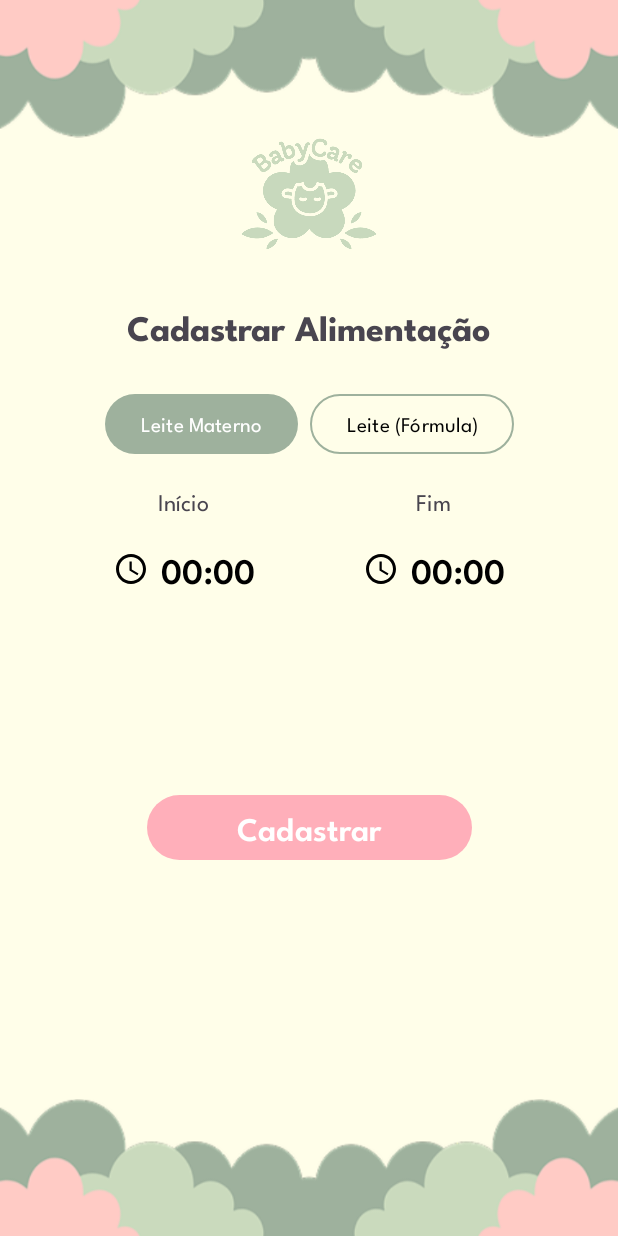
After one commit to igorr0cha/babycare, an Android app: the FoodRegisterActivity screen opened directly, with no data from a screen before it, on a phone screen of 412 x 824 dp. The commit adds this screen. Run offline under Robolectric (Android 15) with nearby library versions, the phone set to English and light mode, and no system bars.

Commit message:
atualizando página de cadastro alimentação

```diff
--- a/app/src/main/AndroidManifest.xml
+++ b/app/src/main/AndroidManifest.xml
@@ -12,6 +12,11 @@
         android:supportsRtl="true"
         android:theme="@style/Theme.BabyCare"
         tools:targetApi="31">
+
+        <activity
+            android:name=".FoodRegisterActivity"
+            android:exported="false" />
+
         <activity
             android:name=".Login"
             android:exported="false" />
--- /dev/null
+++ b/app/src/main/java/com/mera/babycare/FoodRegisterActivity.kt
@@ -0,0 +1,91 @@
+// app/src/main/java/com/mera/babycare/FoodRegisterActivity.kt
+package com.mera.babycare
+
+import android.graphics.Color
+import android.os.Bundle
+import android.view.View
+import android.widget.EditText
+import android.widget.ImageButton
+import android.widget.TextView
+import androidx.appcompat.app.AppCompatActivity
+import androidx.constraintlayout.widget.ConstraintLayout
+import com.google.android.material.button.MaterialButton
+
+class FoodRegisterActivity : AppCompatActivity() {
+
+    private lateinit var toggleBreastMilk: MaterialButton
+    private lateinit var toggleFormulaMilk: MaterialButton
+    private lateinit var quantitySection: ConstraintLayout
+    private lateinit var backButton: ImageButton
+
+    // Variável para guardar o estado do botão selecionado
+    private var isBreastMilkSelected = true
+
+    override fun onCreate(savedInstanceState: Bundle?) {
+        super.onCreate(savedInstanceState)
+        setContentView(R.layout.activity_food_register)
+
+        // Inicializa as Views
+        toggleBreastMilk = findViewById(R.id.toggle_breast_milk)
+        toggleFormulaMilk = findViewById(R.id.toggle_formula_milk)
+        quantitySection = findViewById(R.id.quantity_section)
+        backButton = findViewById(R.id.back_button_food)
+
+        // Configura os listeners
+        setupToggleButtonListeners()
+        setupBackButton()
+
+        // Define o estado inicial
+        updateButtonStyles()
+        updateVisibility()
+    }
+
+    private fun setupBackButton() {
+        backButton.setOnClickListener {
+            finish() // Fecha a atividade atual e volta para a anterior
+        }
+    }
+
+    private fun setupToggleButtonListeners() {
+        toggleBreastMilk.setOnClickListener {
+            isBreastMilkSelected = true
+            updateButtonStyles()
+            updateVisibility()
+        }
+
+        toggleFormulaMilk.setOnClickListener {
+            isBreastMilkSelected = false
+            updateButtonStyles()
+            updateVisibility()
+        }
+    }
+
+    private fun updateButtonStyles() {
+        if (isBreastMilkSelected) {
+            // Estilo para botão selecionado
+            toggleBreastMilk.setBackgroundColor(getColor(R.color.strong_green))
+            toggleBreastMilk.setTextColor(Color.WHITE)
+            toggleBreastMilk.strokeWidth = 0
+
+            // Estilo para botão não selecionado
+            toggleFormulaMilk.setBackgroundColor(Color.TRANSPARENT)
+            toggleFormulaMilk.setTextColor(getColor(R.color.black))
+            toggleFormulaMilk.strokeWidth = 2 // Ou o valor original do seu stroke
+        } else {
+            // Estilo para botão não selecionado
+            toggleBreastMilk.setBackgroundColor(Color.TRANSPARENT)
+            toggleBreastMilk.setTextColor(getColor(R.color.black))
+            toggleBreastMilk.strokeWidth = 2
+
+            // Estilo para botão selecionado
+            toggleFormulaMilk.setBackgroundColor(getColor(R.color.strong_green))
+            toggleFormulaMilk.setTextColor(Color.WHITE)
+            toggleFormulaMilk.strokeWidth = 0
+        }
+    }
+
+    private fun updateVisibility() {
+        // Mostra a seção de quantidade apenas se "Leite (Fórmula)" estiver selecionado
+        quantitySection.visibility = if (isBreastMilkSelected) View.GONE else View.VISIBLE
+    }
+}
--- /dev/null
+++ b/app/src/main/res/drawable/ic_arrow_back.xml
@@ -0,0 +1,11 @@
+<?xml version="1.0" encoding="utf-8"?>
+<vector xmlns:android="http://schemas.android.com/apk/res/android"
+    android:width="24dp"
+    android:height="24dp"
+    android:viewportWidth="24"
+    android:viewportHeight="24"
+    android:tint="?attr/colorControlNormal">
+    <path
+        android:fillColor="@android:color/black"
+        android:pathData="M20,11H7.83l5.59,-5.59L12,4l-8,8 8,8 1.41,-1.41L7.83,13H20v-2z"/>
+</vector>
--- a/app/src/main/res/layout/activity_food_register.xml
+++ b/app/src/main/res/layout/activity_food_register.xml
@@ -6,9 +6,21 @@
     android:layout_width="match_parent"
     android:layout_height="match_parent"
     android:background="@color/bg_color"
-    tools:context=".Login">
+    tools:context=".FoodRegisterActivity">
 
-    <!-- Imagem de fundo no topo -->
+    <ImageButton
+        android:id="@+id/back_button_food"
+        android:layout_width="48dp"
+        android:layout_height="48dp"
+        android:layout_marginStart="16dp"
+        android:layout_marginTop="16dp"
+        android:background="?attr/selectableItemBackgroundBorderless"
+        android:contentDescription="Voltar"
+        android:src="@drawable/ic_arrow_back"
+        app:layout_constraintStart_toStartOf="parent"
+        app:layout_constraintTop_toTopOf="parent"
+        app:tint="@color/black" />
+
     <ImageView
         android:id="@+id/imageview_top_bush"
         android:layout_width="0dp"
@@ -19,7 +31,6 @@
         app:layout_constraintRight_toRightOf="parent"
         app:layout_constraintTop_toTopOf="parent" />
 
-    <!-- Logo principal -->
     <ImageView
         android:id="@+id/green_logo_alimentacao"
         android:layout_width="100dp"
@@ -30,9 +41,6 @@
         app:layout_constraintStart_toStartOf="parent"
         app:layout_constraintTop_toTopOf="parent" />
 
-    <!-- Título da página -->
-
-    <!-- Grupo de seleção para o tipo de leite -->
     <TextView
         android:id="@+id/title_alimentacao"
         android:layout_width="wrap_content"
@@ -45,8 +53,8 @@
         app:layout_constraintStart_toStartOf="parent"
         app:layout_constraintTop_toBottomOf="@id/green_logo_alimentacao" />
 
-    <RadioGroup
-        android:id="@+id/radiogroup_tipo_leite"
+    <LinearLayout
+        android:id="@+id/toggle_group_food_type"
         android:layout_width="wrap_content"
         android:layout_height="wrap_content"
         android:layout_marginTop="24dp"
@@ -55,55 +63,96 @@
         app:layout_constraintStart_toStartOf="parent"
         app:layout_constraintTop_toBottomOf="@+id/title_alimentacao">
 
-        <RadioButton
-            android:id="@+id/radio_leite_materno"
+        <com.google.android.material.button.MaterialButton
+            android:id="@+id/toggle_breast_milk"
+            style="?attr/materialButtonOutlinedStyle"
             android:layout_width="wrap_content"
             android:layout_height="wrap_content"
-            android:layout_marginEnd="16dp"
+            android:layout_marginEnd="8dp"
             android:fontFamily="@font/leaguespartan_regular"
             android:text="Leite Materno"
-            android:checked="true"
-            android:textSize="16sp" />
+            android:textColor="@color/black"
+            app:strokeColor="@color/strong_green"
+            android:textSize="14sp" />
 
-        <RadioButton
-            android:id="@+id/radio_leite_formula"
+        <com.google.android.material.button.MaterialButton
+            android:id="@+id/toggle_formula_milk"
+            style="?attr/materialButtonOutlinedStyle"
             android:layout_width="wrap_content"
             android:layout_height="wrap_content"
             android:fontFamily="@font/leaguespartan_regular"
             android:text="Leite (Fórmula)"
-            android:textSize="16sp" />
-    </RadioGroup>
+            android:textColor="@color/black"
+            app:strokeColor="@color/strong_green"
+            android:textSize="14sp" />
+    </LinearLayout>
 
-    <!-- Label "Início" -->
+    <androidx.constraintlayout.widget.ConstraintLayout
+        android:id="@+id/quantity_section"
+        android:layout_width="0dp"
+        android:layout_height="wrap_content"
+        android:layout_marginTop="16dp"
+        android:visibility="gone"
+        app:layout_constraintEnd_toEndOf="parent"
+        app:layout_constraintStart_toStartOf="parent"
+        app:layout_constraintTop_toBottomOf="@id/toggle_group_food_type"
+        tools:visibility="visible">
+
+        <TextView
+            android:id="@+id/text_quantity_label"
+            android:layout_width="wrap_content"
+            android:layout_height="wrap_content"
+            android:fontFamily="@font/leaguespartan_regular"
+            android:text="Quantidade"
+            android:textSize="16sp"
+            app:layout_constraintEnd_toEndOf="parent"
+            app:layout_constraintStart_toStartOf="parent"
+            app:layout_constraintTop_toTopOf="parent" />
+
+        <EditText
+            android:id="@+id/input_quantity_ml"
+            android:layout_width="wrap_content"
+            android:layout_height="wrap_content"
+            android:ems="5"
+            android:fontFamily="@font/leaguespartan_semibold"
+            android:gravity="center"
+            android:hint="ml"
+            android:inputType="number"
+            android:textSize="24sp"
+            app:layout_constraintEnd_toEndOf="parent"
+            app:layout_constraintStart_toStartOf="parent"
+            app:layout_constraintTop_toBottomOf="@id/text_quantity_label" />
+
+    </androidx.constraintlayout.widget.ConstraintLayout>
+
+    <LinearLayout
+        android:id="@+id/time_section"
+        android:layout_width="0dp"
+        android:layout_height="wrap_content"
+        android:layout_marginTop="16dp"
+        android:gravity="center"
+        android:orientation="horizontal"
+        app:layout_constraintEnd_toEndOf="parent"
+        app:layout_constraintStart_toStartOf="parent"
+        app:layout_constraintTop_toBottomOf="@+id/quantity_section">
+
+        <LinearLayout
+            android:layout_width="wrap_content"
+            android:layout_height="wrap_content"
+            android:layout_marginEnd="16dp"
+            android:gravity="center"
+            android:orientation="vertical">
+
             <TextView
                 android:id="@+id/text_inicio_alimentacao"
                 android:layout_width="wrap_content"
                 android:layout_height="wrap_content"
-        android:layout_marginTop="24dp"
                 android:fontFamily="@font/leaguespartan_regular"
                 android:text="Início"
-        android:textSize="16sp"
-        app:layout_constraintEnd_toStartOf="@+id/text_fim_alimentacao"
-        app:layout_constraintHorizontal_bias="0.45"
-        app:layout_constraintStart_toStartOf="parent"
-        app:layout_constraintTop_toBottomOf="@+id/radiogroup_tipo_leite" />
+                android:textSize="16sp" />
 
-    <!-- Label "Fim" -->
             <TextView
-        android:id="@+id/text_fim_alimentacao"
-        android:layout_width="wrap_content"
-        android:layout_height="wrap_content"
-        android:layout_marginTop="24dp"
-        android:layout_marginEnd="110dp"
-        android:fontFamily="@font/leaguespartan_regular"
-        android:text="Fim"
-        android:textSize="16sp"
-        app:layout_constraintEnd_toEndOf="parent"
-        app:layout_constraintTop_toBottomOf="@+id/radiogroup_tipo_leite" />
-
-    <!-- Input para hora de Início -->
-    <TextView
-        android:id="@+id/time_input_inicio_alimentacao"
+                android:id="@+id/time_input_start_food"
                 android:layout_width="wrap_content"
                 android:layout_height="wrap_content"
                 android:layout_marginTop="8dp"
@@ -118,14 +167,27 @@
                 android:textColor="@android:color/black"
                 android:textSize="24sp"
                 app:drawableStartCompat="@drawable/ic_time"
-        app:drawableTint="@android:color/black"
-        app:layout_constraintEnd_toEndOf="@+id/text_inicio_alimentacao"
-        app:layout_constraintStart_toStartOf="@+id/text_inicio_alimentacao"
-        app:layout_constraintTop_toBottomOf="@+id/text_inicio_alimentacao" />
+                app:drawableTint="@android:color/black" />
 
-    <!-- Input para hora de Fim -->
+        </LinearLayout>
+
+        <LinearLayout
+            android:layout_width="wrap_content"
+            android:layout_height="wrap_content"
+            android:layout_marginStart="16dp"
+            android:gravity="center"
+            android:orientation="vertical">
+
             <TextView
-        android:id="@+id/time_input_fim_alimentacao"
+                android:id="@+id/text_fim_alimentacao"
+                android:layout_width="wrap_content"
+                android:layout_height="wrap_content"
+                android:fontFamily="@font/leaguespartan_regular"
+                android:text="Fim"
+                android:textSize="16sp" />
+
+            <TextView
+                android:id="@+id/time_input_end_food"
                 android:layout_width="wrap_content"
                 android:layout_height="wrap_content"
                 android:layout_marginTop="8dp"
@@ -140,29 +202,27 @@
                 android:textColor="@android:color/black"
                 android:textSize="24sp"
                 app:drawableStartCompat="@drawable/ic_time"
-        app:drawableTint="@android:color/black"
-        app:layout_constraintEnd_toEndOf="@+id/text_fim_alimentacao"
-        app:layout_constraintStart_toStartOf="@+id/text_fim_alimentacao"
-        app:layout_constraintTop_toBottomOf="@+id/text_fim_alimentacao" />
+                app:drawableTint="@android:color/black" />
+        </LinearLayout>
+    </LinearLayout>
 
-    <!-- Botão de Cadastro -->
+
     <com.google.android.material.button.MaterialButton
-        android:id="@+id/food_register_btn"
+        android:id="@+id/register_food_button"
         android:layout_width="wrap_content"
         android:layout_height="wrap_content"
-        android:background="@drawable/rounded_button"
         android:fontFamily="@font/leaguespartan_semibold"
         android:paddingHorizontal="60dp"
         android:text="Cadastrar"
         android:textSize="22sp"
         app:backgroundTint="@color/strong_pink"
+        app:cornerRadius="50dp"
         app:layout_constraintBottom_toTopOf="@+id/imageview_bottom_bush"
         app:layout_constraintEnd_toEndOf="parent"
         app:layout_constraintStart_toStartOf="parent"
-        app:layout_constraintTop_toBottomOf="@+id/time_input_inicio_alimentacao"
+        app:layout_constraintTop_toBottomOf="@+id/time_section"
         app:layout_constraintVertical_bias="0.45" />
 
-    <!-- Imagem de fundo na base -->
     <ImageView
         android:id="@+id/imageview_bottom_bush"
         android:layout_width="0dp"
```
Lines whose indentation alone changed are shown as unchanged.
